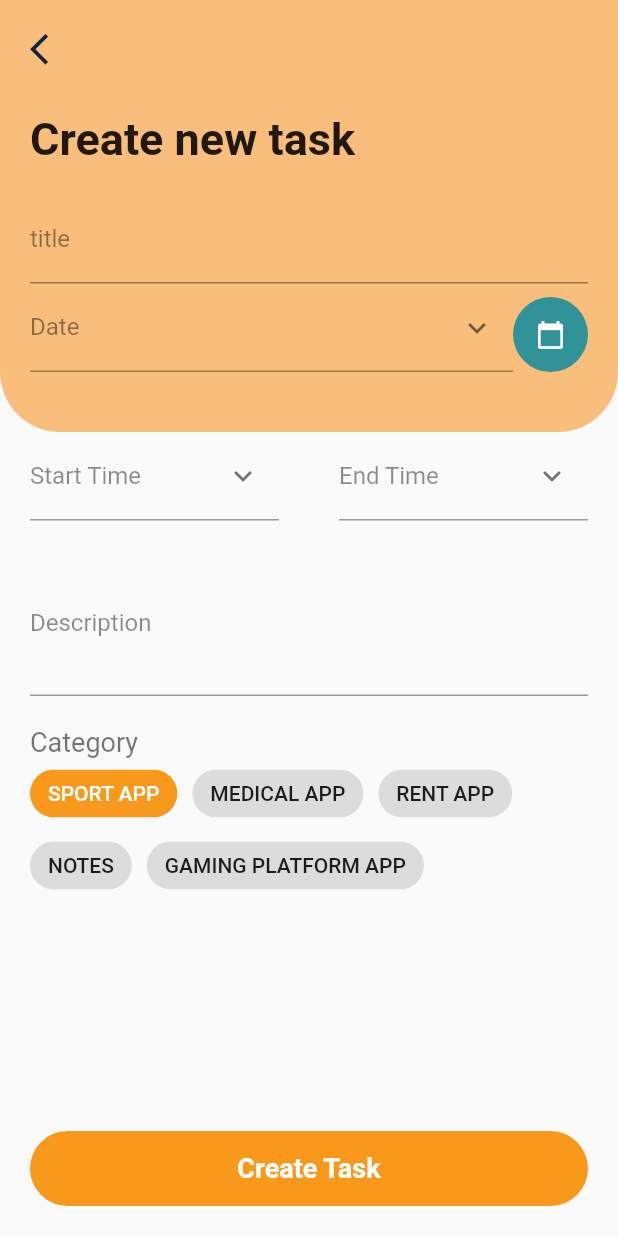
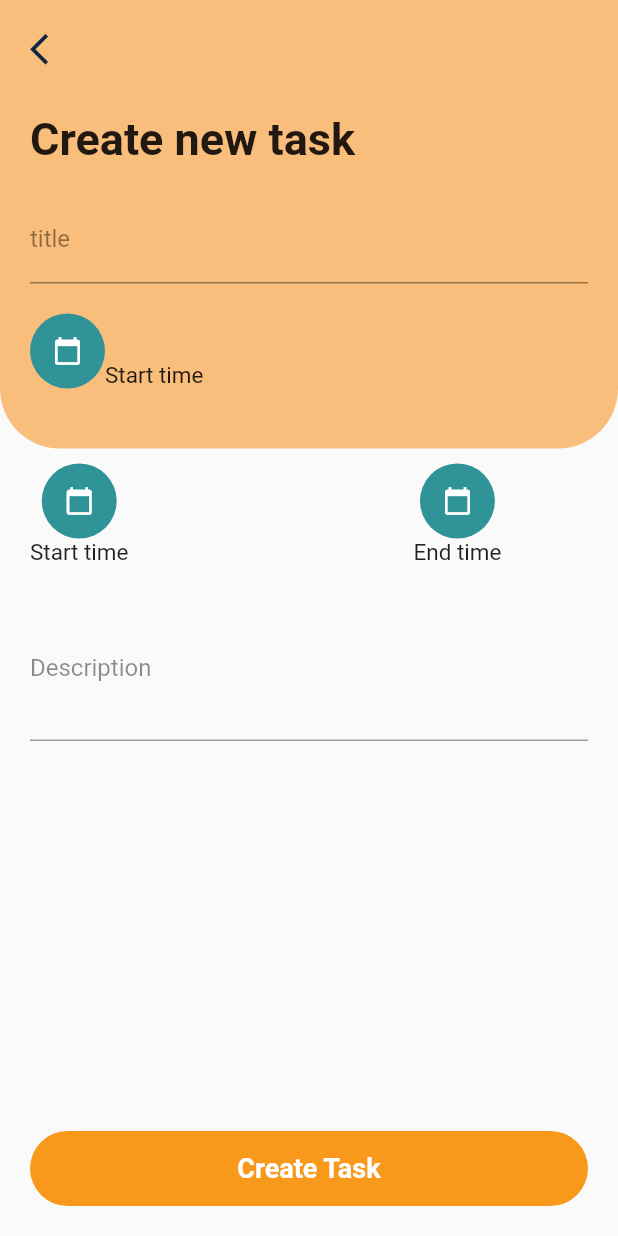
Before and after one commit to Shahad-Reem/collage_app, a Flutter app: the AddScreen screen opened directly, on a phone screen of 412 x 824 dp. Run offline on Flutter 3.47's test engine with Material 2 defaults, Android fonts, the phone set to English and light mode, and no system bars; our stand-ins replace cloud_firestore, firebase_auth, firebase_core, flutter_datetime_picker, percent_indicator; accounts and stored records are empty.

Commit message:
add screen ui done

```diff
--- a/lib/views/add_Screen.dart
+++ b/lib/views/add_Screen.dart
@@ -4,6 +4,7 @@ import 'package:collage_app/widgets/back_button.dart';
 import 'package:collage_app/widgets/my_text_field.dart';
 import 'package:collage_app/widgets/top_container.dart';
 import 'package:flutter/material.dart';
+import 'package:flutter_datetime_picker/flutter_datetime_picker.dart';
 
 class AddScreen extends StatefulWidget {
   @override
@@ -18,6 +19,7 @@ class _AddScreenState extends State<AddScreen> {
     TextEditingController startTimeController = TextEditingController();
     TextEditingController endTimeController = TextEditingController();
     TextEditingController descriptionController = TextEditingController();
+    DateTime now = new DateTime.now();
     double width = MediaQuery.of(context).size.width;
     var downwardIcon = Icon(
       Icons.keyboard_arrow_down,
@@ -70,17 +72,46 @@ class _AddScreenState extends State<AddScreen> {
                           return null;
                         },
                       ),
+                      SizedBox(
+                        height: 20,
+                      ),
                       Row(
                         mainAxisAlignment: MainAxisAlignment.start,
                         crossAxisAlignment: CrossAxisAlignment.end,
                         children: <Widget>[
-                          Expanded(
-                            child: MyTextField(
-                              label: 'Date',
-                              icon: downwardIcon,
+                          GestureDetector(
+                            onTap: () {
+                              DatePicker.showDatePicker(context,
+                                  showTitleActions: true,
+                                  minTime: DateTime(2018, 3, 5),
+                                  maxTime:
+                                      DateTime(now.year, now.month, now.day),
+                                  onChanged: (date) {
+                                print('change $date');
+                              }, onConfirm: (date) {
+                                print('confirm $date');
+                              },
+                                  currentTime: DateTime.now(),
+                                  locale: LocaleType.ar);
+                            },
+                            child: Container(
+                              width: 50,
+                              height: 50,
+                              decoration: BoxDecoration(
+                                shape: BoxShape.circle,
+                                color: CustomColors.kGreen,
+                              ),
+                              child: Icon(
+                                Icons.calendar_today,
+                                size: 20.0,
+                                color: Colors.white,
+                              ),
                             ),
                           ),
-                          HomeScreen.calendarIcon(),
+                          Text(
+                            "Start time",
+                            style: TextStyle(fontSize: 15),
+                          ),
                         ],
                       )
                     ],
@@ -93,19 +124,91 @@ class _AddScreenState extends State<AddScreen> {
               padding: EdgeInsets.symmetric(horizontal: 20),
               child: Column(
                 children: <Widget>[
+                  SizedBox(
+                    height: 10,
+                  ),
                   Row(
                     mainAxisAlignment: MainAxisAlignment.spaceBetween,
                     children: <Widget>[
+                      Column(
+                        children: <Widget>[
+                          GestureDetector(
+                              onTap: () {
+                                DatePicker.showDatePicker(context,
+                                    showTitleActions: true,
+                                    minTime: DateTime(2018, 3, 5),
+                                    maxTime: DateTime(
+                                        now.year + 20,
+                                        now.month + 200,
+                                        now.day + 200), onChanged: (date) {
+                                  print('change $date');
+                                }, onConfirm: (date) {
+                                  print('confirm $date');
+                                },
+                                    currentTime: DateTime.now(),
+                                    locale: LocaleType.ar);
+                              },
+                              child: Container(
+                                width: 50,
+                                height: 50,
+                                decoration: BoxDecoration(
+                                  shape: BoxShape.circle,
+                                  color: CustomColors.kGreen,
+                                ),
+                                child: Icon(
+                                  Icons.calendar_today,
+                                  size: 20.0,
+                                  color: Colors.white,
+                                ),
+                              )),
+                          Text(
+                            "Start time",
+                            style: TextStyle(fontSize: 15),
+                          ),
+                        ],
+                      ),
+                      SizedBox(width: 190),
                       Expanded(
-                          child: MyTextField(
-                        label: 'Start Time',
-                        icon: downwardIcon,
-                      )),
-                      SizedBox(width: 40),
-                      Expanded(
-                        child: MyTextField(
-                          label: 'End Time',
-                          icon: downwardIcon,
+                        child: Row(
+                          mainAxisAlignment: MainAxisAlignment.spaceBetween,
+                          children: <Widget>[
+                            Column(
+                              children: <Widget>[
+                                GestureDetector(
+                                    onTap: () {
+                                      DatePicker.showDatePicker(context,
+                                          showTitleActions: true,
+                                          minTime: DateTime(2018, 3, 5),
+                                          maxTime: DateTime(now.year + 20,
+                                              now.month + 200, now.day + 200),
+                                          onChanged: (date) {
+                                        print('change $date');
+                                      }, onConfirm: (date) {
+                                        print('confirm $date');
+                                      },
+                                          currentTime: DateTime.now(),
+                                          locale: LocaleType.ar);
+                                    },
+                                    child: Container(
+                                      width: 50,
+                                      height: 50,
+                                      decoration: BoxDecoration(
+                                        shape: BoxShape.circle,
+                                        color: CustomColors.kGreen,
+                                      ),
+                                      child: Icon(
+                                        Icons.calendar_today,
+                                        size: 20.0,
+                                        color: Colors.white,
+                                      ),
+                                    )),
+                                Text(
+                                  "End time",
+                                  style: TextStyle(fontSize: 15),
+                                ),
+                              ],
+                            ),
+                          ],
                         ),
                       ),
                     ],
@@ -121,43 +224,6 @@ class _AddScreenState extends State<AddScreen> {
                     alignment: Alignment.topLeft,
                     child: Column(
                       crossAxisAlignment: CrossAxisAlignment.start,
-                      children: <Widget>[
-                        Text(
-                          'Category',
-                          style: TextStyle(
-                            fontSize: 18,
-                            color: Colors.black54,
-                          ),
-                        ),
-                        Wrap(
-                          crossAxisAlignment: WrapCrossAlignment.start,
-                          //direction: Axis.vertical,
-                          alignment: WrapAlignment.start,
-                          verticalDirection: VerticalDirection.down,
-                          runSpacing: 0,
-                          //textDirection: TextDirection.rtl,
-                          spacing: 10.0,
-                          children: <Widget>[
-                            Chip(
-                              label: Text("SPORT APP"),
-                              backgroundColor: CustomColors.PrimaryColor,
-                              labelStyle: TextStyle(color: Colors.white),
-                            ),
-                            Chip(
-                              label: Text("MEDICAL APP"),
-                            ),
-                            Chip(
-                              label: Text("RENT APP"),
-                            ),
-                            Chip(
-                              label: Text("NOTES"),
-                            ),
-                            Chip(
-                              label: Text("GAMING PLATFORM APP"),
-                            ),
-                          ],
-                        ),
-                      ],
                     ),
                   )
                 ],
--- a/pubspec.yaml
+++ b/pubspec.yaml
@@ -29,6 +29,7 @@ dependencies:
   cloud_firestore: ^0.16.0+1
   percent_indicator: ^3.0.1
   cupertino_icons: ^1.0.0
+  flutter_datetime_picker: ^1.5.0
 
 dev_dependencies:
   flutter_test:
```
Also changed, not shown: pubspec.lock.
